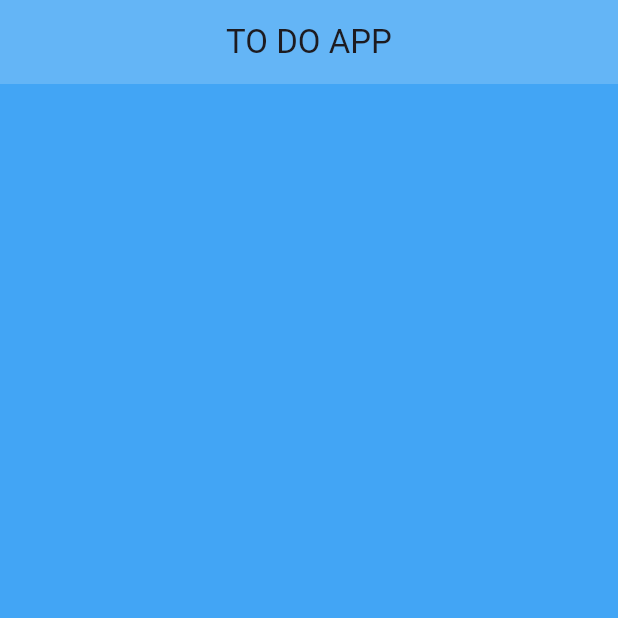
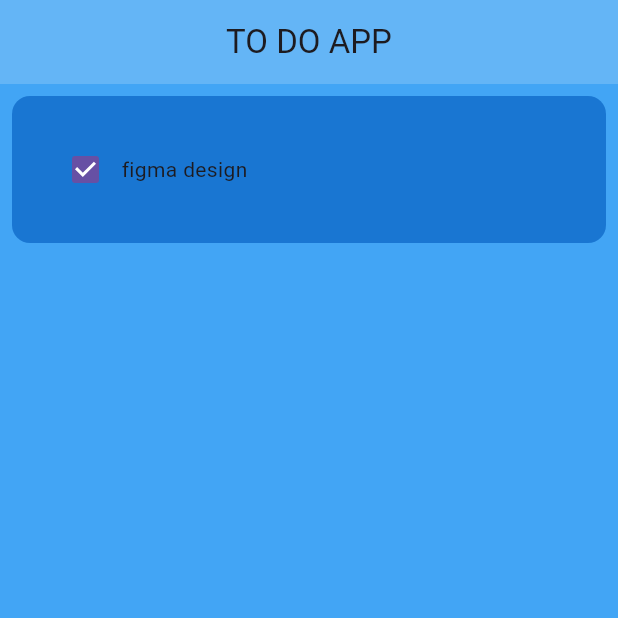
Before and after one commit to gilbert-ku/TODO-FLUTTER_APP, a Flutter app: the screen it shows after launch, on a phone screen of 412 x 824 dp, the top half of it. Run offline on Flutter 3.47's test engine with Material 3 defaults, Android fonts, the phone set to English and light mode, and no system bars.

Commit message:
create utils and add todo card

```diff
--- a/lib/pages/home.dart
+++ b/lib/pages/home.dart
@@ -1,4 +1,5 @@
 import 'package:flutter/material.dart';
+import 'package:toda_app/util/to_do.dart';
 
 class ToDOPage extends StatefulWidget {
   const ToDOPage({super.key});
@@ -12,14 +13,24 @@ class _ToDOPageState extends State<ToDOPage> {
   Widget build(BuildContext context) {
     return  Scaffold(
       backgroundColor: Colors.blue[400],
-      appBar:  AppBar(
+      appBar: AppBar(
         backgroundColor: Colors.blue[300],
-        title: Center(
+        title: const Center(
            child:Text("TO DO APP")
           ),
           elevation: 0,
       ),
+      body: ListView(
+        children: [
+           ToDoCard(
+            taskName: "figma design",
+            taskCompleted: true,
+            onChanged: (p0) {
 
+            },
+           ),
+        ],
+      ),
     );
 
   }
--- /dev/null
+++ b/lib/util/to_do.dart
@@ -0,0 +1,36 @@
+import 'package:flutter/material.dart';
+
+class ToDoCard extends StatelessWidget {
+  final String taskName;
+  final bool taskCompleted;
+  Function(bool?)? onChanged;
+
+
+  ToDoCard(
+    {super.key,
+    required this.taskName,
+    required this.taskCompleted,
+    required this.onChanged
+    }
+  );
+
+  @override
+  Widget build(BuildContext context) {
+    return Padding(
+      padding: const EdgeInsets.all(8.0),
+      child: Container(
+        padding: const EdgeInsets.all(25),
+        child: Row(
+          children: [
+            Checkbox(value: taskCompleted, onChanged: onChanged),
+
+            // text
+            Text(taskName),
+          ],
+        ),
+        decoration: BoxDecoration(
+            color: Colors.blue[700], borderRadius: BorderRadius.circular(12)),
+      ),
+    );
+  }
+}
```
